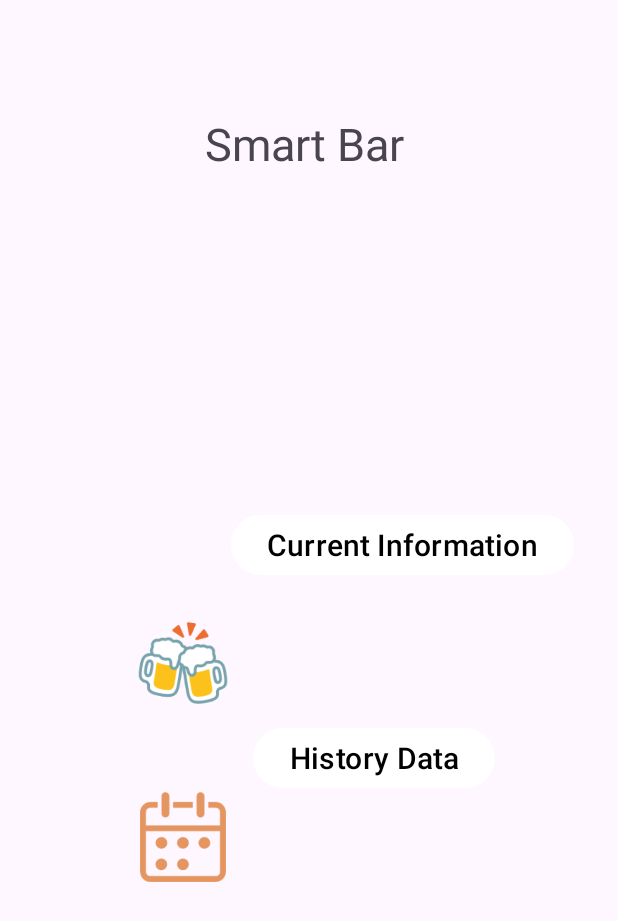
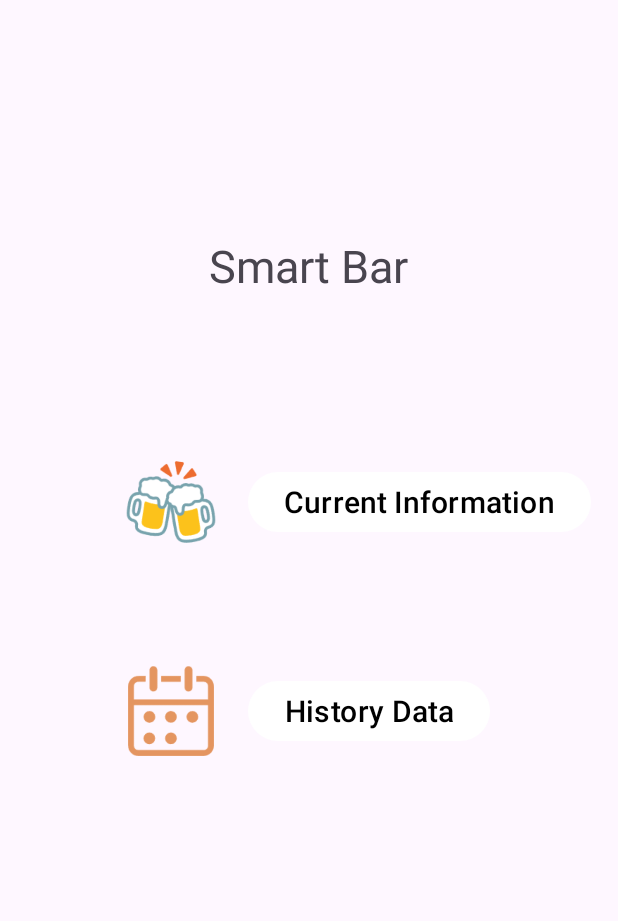
Before and after one commit to mengmengdm/ee2project, an Android app: the screen it shows after launch (MainActivity), on a phone screen of 412 x 824 dp. Shown: the top 921 px of the screen. Run offline under Robolectric (Android 15) with nearby library versions, the phone set to English and light mode, and no system bars.

Commit message:
change the main page ui

```diff
--- a/app/src/main/res/layout/activity_main.xml
+++ b/app/src/main/res/layout/activity_main.xml
@@ -15,12 +15,13 @@
         android:textSize="20dp"
         android:textColor="#000000"
         app:backgroundTint="#FFFFFF"
+        app:layout_constraintTop_toTopOf="parent"
         app:layout_constraintBottom_toBottomOf="parent"
+        app:layout_constraintStart_toStartOf="parent"
         app:layout_constraintEnd_toEndOf="parent"
-        app:layout_constraintHorizontal_bias="0.839"
-        app:layout_constraintStart_toStartOf="parent"
-        app:layout_constraintTop_toTopOf="parent"
-        app:layout_constraintVertical_bias="0.437" />
+        app:layout_constraintHorizontal_bias="0.9"
+        app:layout_constraintVertical_bias="0.4"
+        />
 
     <Button
         android:id="@+id/button_go_to_history"
@@ -30,44 +31,48 @@
         android:textColor="#000000"
         android:textSize="20dp"
         app:backgroundTint="#FFFFFF"
+        app:layout_constraintStart_toStartOf="@+id/button_go_to_current"
+        app:layout_constraintTop_toTopOf="@+id/button_go_to_current"
         app:layout_constraintBottom_toBottomOf="parent"
-        app:layout_constraintEnd_toEndOf="parent"
-        app:layout_constraintHorizontal_bias="0.673"
-        app:layout_constraintStart_toStartOf="parent"
-        app:layout_constraintTop_toTopOf="parent"
-        app:layout_constraintVertical_bias="0.62" />
+        app:layout_constraintVertical_bias="0.3"/>
+
 
     <TextView
         android:layout_width="wrap_content"
         android:layout_height="wrap_content"
         android:text="Smart Bar"
         android:textSize="30dp"
+        app:layout_constraintStart_toStartOf="parent"
+        app:layout_constraintEnd_toEndOf="parent"
+        app:layout_constraintTop_toTopOf="parent"
         app:layout_constraintBottom_toBottomOf="parent"
-        app:layout_constraintEnd_toEndOf="parent"
-        app:layout_constraintHorizontal_bias="0.49"
+        app:layout_constraintVertical_bias="0.2"/>
+
+    <ImageView
+        android:id="@+id/Mugs"
+        android:layout_width="60dp"
+        android:layout_height="60dp"
+        app:layout_constraintTop_toTopOf="@+id/button_go_to_current"
+        app:layout_constraintBottom_toBottomOf="@id/button_go_to_current"
         app:layout_constraintStart_toStartOf="parent"
-        app:layout_constraintTop_toTopOf="parent"
-        app:layout_constraintVertical_bias="0.096" />
+        app:layout_constraintEnd_toStartOf="@+id/button_go_to_current"
+        app:layout_constraintHorizontal_bias="0.8"
+        android:src="@drawable/clinkingbeermugs_"
+        />
 
     <ImageView
         android:id="@+id/Calendar"
         android:layout_width="60dp"
         android:layout_height="60dp"
-        android:layout_marginStart="92dp"
-        android:layout_marginBottom="236dp"
         android:src="@drawable/calnedar"
-        app:layout_constraintBottom_toBottomOf="parent"
-        app:layout_constraintStart_toStartOf="parent" />
+        app:layout_constraintTop_toTopOf="@id/button_go_to_history"
+        app:layout_constraintBottom_toBottomOf="@id/button_go_to_history"
+        app:layout_constraintStart_toStartOf="parent"
+        app:layout_constraintEnd_toStartOf="@id/button_go_to_history"
+        app:layout_constraintHorizontal_bias="0.8"
+         />
 
-    <ImageView
-        android:id="@+id/Mugs"
-        android:layout_width="60dp"
-        android:layout_height="60dp"
-        android:layout_marginStart="92dp"
-        android:layout_marginBottom="352dp"
-        android:src="@drawable/clinkingbeermugs_"
-        app:layout_constraintBottom_toBottomOf="parent"
-        app:layout_constraintStart_toStartOf="parent" />
+
 
 
 </androidx.constraintlayout.widget.ConstraintLayout>
```
